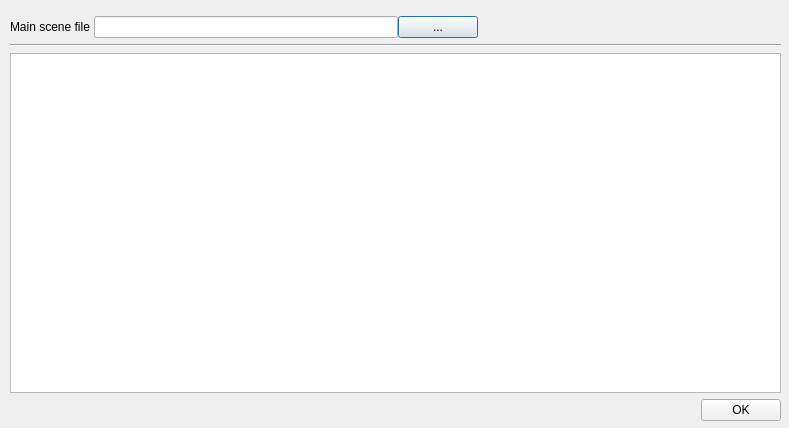
Qt form poc/golemPy/examples/gnr/ui/AddTaskResourcesDialog.ui (golemfactory/clay) before a commit.
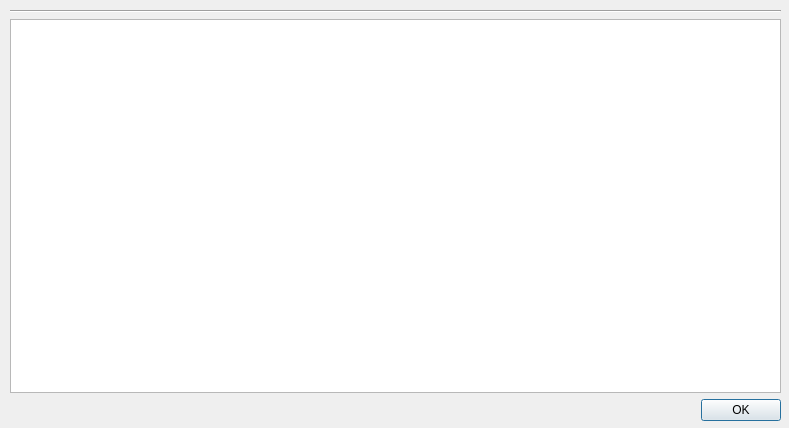
The same form after that commit.

Commit message: Scene file przeniesiony do new task z addtaskresources

```diff
--- a/poc/golemPy/examples/gnr/ui/AddTaskResourcesDialog.ui
+++ b/poc/golemPy/examples/gnr/ui/AddTaskResourcesDialog.ui
@@ -29,58 +29,6 @@
     <property name="spacing">
      <number>6</number>
     </property>
-    <item>
-     <layout class="QHBoxLayout" name="horizontalLayout">
-      <property name="spacing">
-       <number>0</number>
-      </property>
-      <property name="topMargin">
-       <number>6</number>
-      </property>
-      <item>
-       <widget class="QLabel" name="label">
-        <property name="text">
-         <string>Main scene file </string>
-        </property>
-       </widget>
-      </item>
-      <item>
-       <widget class="QLineEdit" name="mainSceneLabel"/>
-      </item>
-      <item>
-       <widget class="QPushButton" name="chooseMainSceneFileButton">
-        <property name="sizePolicy">
-         <sizepolicy hsizetype="Fixed" vsizetype="Fixed">
-          <horstretch>0</horstretch>
-          <verstretch>0</verstretch>
-         </sizepolicy>
-        </property>
-        <property name="minimumSize">
-         <size>
-          <width>0</width>
-          <height>0</height>
-         </size>
-        </property>
-        <property name="text">
-         <string>...</string>
-        </property>
-       </widget>
-      </item>
-      <item>
-       <spacer name="horizontalSpacer_3">
-        <property name="orientation">
-         <enum>Qt::Horizontal</enum>
-        </property>
-        <property name="sizeHint" stdset="0">
-         <size>
-          <width>40</width>
-          <height>20</height>
-         </size>
-        </property>
-       </spacer>
-      </item>
-     </layout>
-    </item>
     <item>
      <widget class="Line" name="line">
       <property name="orientation">
```
The commit also changes 3 other files.
